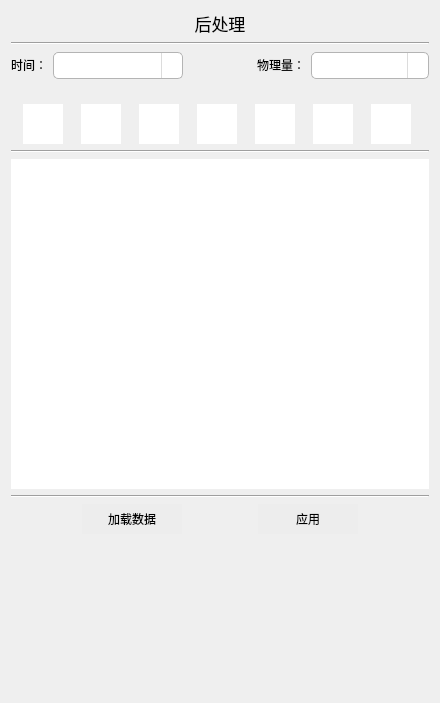
First picture: the form in src/FormPostprocessing.ui, repository Aiopr-bits/MAVES, before the edit.
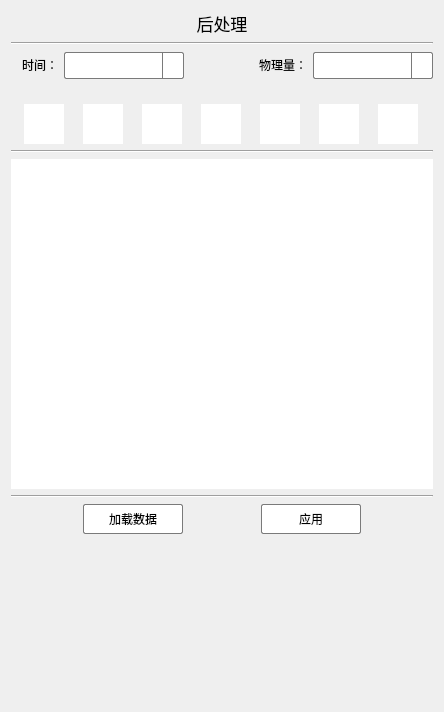
Second picture: the form after the edit. Icons and pictures are not drawn.

Diff of the .ui file:
```diff
--- a/src/FormPostprocessing.ui
+++ b/src/FormPostprocessing.ui
@@ -6,8 +6,8 @@
    <rect>
     <x>0</x>
     <y>0</y>
-    <width>440</width>
-    <height>703</height>
+    <width>444</width>
+    <height>712</height>
    </rect>
   </property>
   <property name="windowTitle">
@@ -65,36 +65,44 @@
           <widget class="QComboBox" name="comboBox">
            <property name="minimumSize">
             <size>
-             <width>0</width>
+             <width>120</width>
              <height>27</height>
             </size>
            </property>
            <property name="maximumSize">
             <size>
-             <width>16777215</width>
+             <width>120</width>
              <height>25</height>
             </size>
            </property>
            <property name="styleSheet">
             <string notr="true">QComboBox {
     background-color: white;
-    border: 1px solid #b4b4b4;
-    border-radius: 5px;
+    border: 1px solid rgb(122, 122, 122); /* 默认边界颜色 */
+    border-radius: 2px;
     padding: 5px;
     min-height: 15px;
 }
 
+QComboBox:hover {
+    border: 1px solid rgb(23, 23, 23); /* 鼠标悬浮时边界颜色 */
+}
+
 QComboBox::drop-down {
     subcontrol-origin: padding;
     subcontrol-position: top right;
     width: 20px;
     border-left-width: 1px;
-    border-left-color: #dcdcdc;
+    border-left-color: rgb(122, 122, 122); /* 默认边界颜色 */
     border-left-style: solid;
     border-top-right-radius: 3px;
     border-bottom-right-radius: 3px;
 }
 
+QComboBox::drop-down:hover {
+    border-left-color: rgb(23, 23, 23); /* 鼠标悬浮时边界颜色 */
+}
+
 QComboBox::down-arrow {
     image: url(:/icons/down_arrow.png); /* 请确保有一个合适的箭头图标 */
     width: 10px;
@@ -102,7 +110,7 @@
 }
 
 QComboBox QAbstractItemView {
-    border: 1px solid #dcdcdc;
+    border: 1px solid rgb(122, 122, 122); /* 默认边界颜色 */
     selection-background-color: #f0f0f0;
     selection-color: black;
     outline: 0px;
@@ -113,7 +121,7 @@
 }
 
 QComboBox QAbstractItemView QScrollBar:vertical {
-    border: 1px solid #dcdcdc;
+    border: 1px solid rgb(122, 122, 122); /* 默认边界颜色 */
     background: white;
     width: 12px;
     margin: 0px 0px 0px 0px;
@@ -139,18 +147,20 @@
     subcontrol-origin: margin;
 }
 
-QComboBox QAbstractItemView QScrollBar::up-arrow:vertical,
-QComboBox QAbstractItemView QScrollBar::down-arrow:vertical {
+QComboBox QAbstractItemView QScrollBarup-arrow:vertical, 
+QComboBox QAbstractItemView QScrollBardown-arrow:vertical {
     border: none;
     width: 0px;
     height: 0px;
     background: none;
 }
 
-QComboBox QAbstractItemView QScrollBar::add-page:vertical,
-QComboBox QAbstractItemView QScrollBar::sub-page:vertical {
+QComboBox QAbstractItemView QScrollBaradd-page:vertical, 
+QComboBox QAbstractItemView QScrollBarsub-page:vertical {
     background: none;
-}</string>
+}
+
+</string>
            </property>
           </widget>
          </item>
@@ -191,36 +201,44 @@
           <widget class="QComboBox" name="comboBox_2">
            <property name="minimumSize">
             <size>
-             <width>0</width>
+             <width>120</width>
              <height>27</height>
             </size>
            </property>
            <property name="maximumSize">
             <size>
-             <width>16777215</width>
+             <width>120</width>
              <height>25</height>
             </size>
            </property>
            <property name="styleSheet">
             <string notr="true">QComboBox {
     background-color: white;
-    border: 1px solid #b4b4b4;
-    border-radius: 5px;
+    border: 1px solid rgb(122, 122, 122); /* 默认边界颜色 */
+    border-radius: 2px;
     padding: 5px;
     min-height: 15px;
 }
 
+QComboBox:hover {
+    border: 1px solid rgb(23, 23, 23); /* 鼠标悬浮时边界颜色 */
+}
+
 QComboBox::drop-down {
     subcontrol-origin: padding;
     subcontrol-position: top right;
     width: 20px;
     border-left-width: 1px;
-    border-left-color: #dcdcdc;
+    border-left-color: rgb(122, 122, 122); /* 默认边界颜色 */
     border-left-style: solid;
     border-top-right-radius: 3px;
     border-bottom-right-radius: 3px;
 }
 
+QComboBox::drop-down:hover {
+    border-left-color: rgb(23, 23, 23); /* 鼠标悬浮时边界颜色 */
+}
+
 QComboBox::down-arrow {
     image: url(:/icons/down_arrow.png); /* 请确保有一个合适的箭头图标 */
     width: 10px;
@@ -228,7 +246,7 @@
 }
 
 QComboBox QAbstractItemView {
-    border: 1px solid #dcdcdc;
+    border: 1px solid rgb(122, 122, 122); /* 默认边界颜色 */
     selection-background-color: #f0f0f0;
     selection-color: black;
     outline: 0px;
@@ -239,7 +257,7 @@
 }
 
 QComboBox QAbstractItemView QScrollBar:vertical {
-    border: 1px solid #dcdcdc;
+    border: 1px solid rgb(122, 122, 122); /* 默认边界颜色 */
     background: white;
     width: 12px;
     margin: 0px 0px 0px 0px;
@@ -265,18 +283,20 @@
     subcontrol-origin: margin;
 }
 
-QComboBox QAbstractItemView QScrollBar::up-arrow:vertical,
-QComboBox QAbstractItemView QScrollBar::down-arrow:vertical {
+QComboBox QAbstractItemView QScrollBarup-arrow:vertical, 
+QComboBox QAbstractItemView QScrollBardown-arrow:vertical {
     border: none;
     width: 0px;
     height: 0px;
     background: none;
 }
 
-QComboBox QAbstractItemView QScrollBar::add-page:vertical,
-QComboBox QAbstractItemView QScrollBar::sub-page:vertical {
+QComboBox QAbstractItemView QScrollBaradd-page:vertical, 
+QComboBox QAbstractItemView QScrollBarsub-page:vertical {
     background: none;
-}</string>
+}
+
+</string>
            </property>
           </widget>
          </item>
@@ -746,13 +766,19 @@
          </property>
          <property name="styleSheet">
           <string notr="true">QPushButton {
-    background-color: rgb(237, 237, 237);
-    border: none;
+    background-color: rgb(255, 255, 255); /* 背景色 */
+    border: 1px solid rgb(122, 122, 122); /* 边框色 */
+    border-radius: 2px; /* 圆润边框 */
 }
 
 QPushButton:hover {
-    background-color: rgb(204, 204, 204);
-}</string>
+    background-color: rgb(242, 242, 242); /* 鼠标悬浮背景色 */
+}
+
+QPushButton:pressed {
+    background-color: rgb(235, 235, 235); /* 鼠标点击背景色 */
+}
+</string>
          </property>
          <property name="text">
           <string>加载数据</string>
@@ -788,13 +814,19 @@
          </property>
          <property name="styleSheet">
           <string notr="true">QPushButton {
-    background-color: rgb(237, 237, 237);
-    border: none;
+    background-color: rgb(255, 255, 255); /* 背景色 */
+    border: 1px solid rgb(122, 122, 122); /* 边框色 */
+    border-radius: 2px; /* 圆润边框 */
 }
 
 QPushButton:hover {
-    background-color: rgb(204, 204, 204);
-}</string>
+    background-color: rgb(242, 242, 242); /* 鼠标悬浮背景色 */
+}
+
+QPushButton:pressed {
+    background-color: rgb(235, 235, 235); /* 鼠标点击背景色 */
+}
+</string>
          </property>
          <property name="text">
           <string>应用</string>
```
